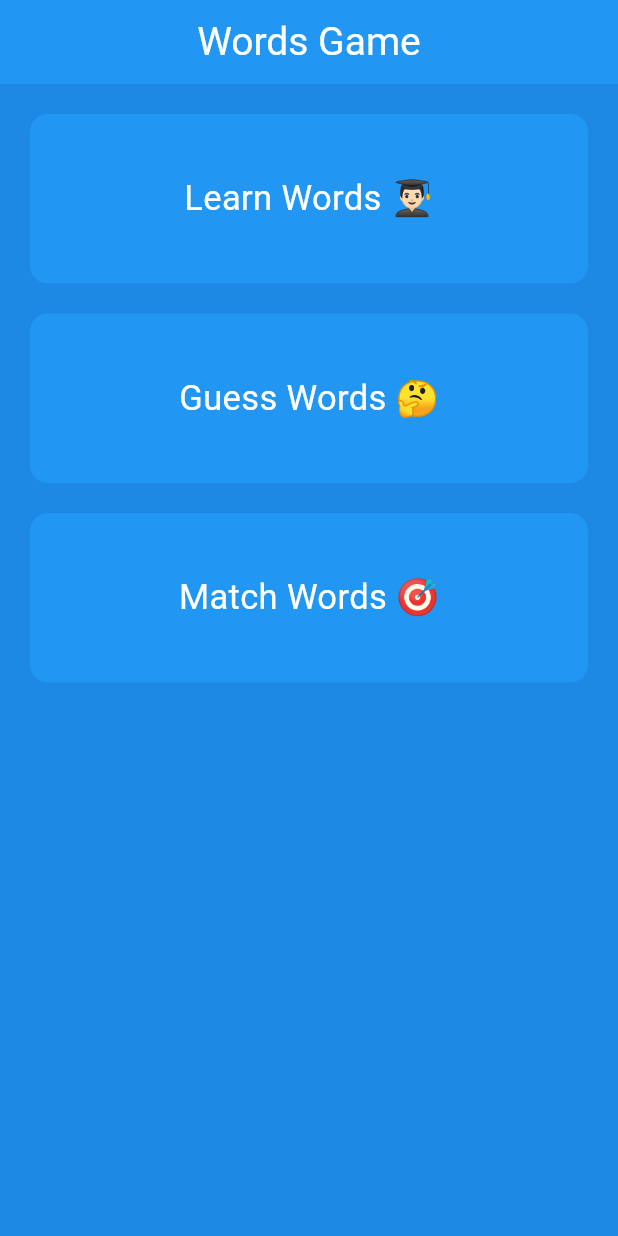
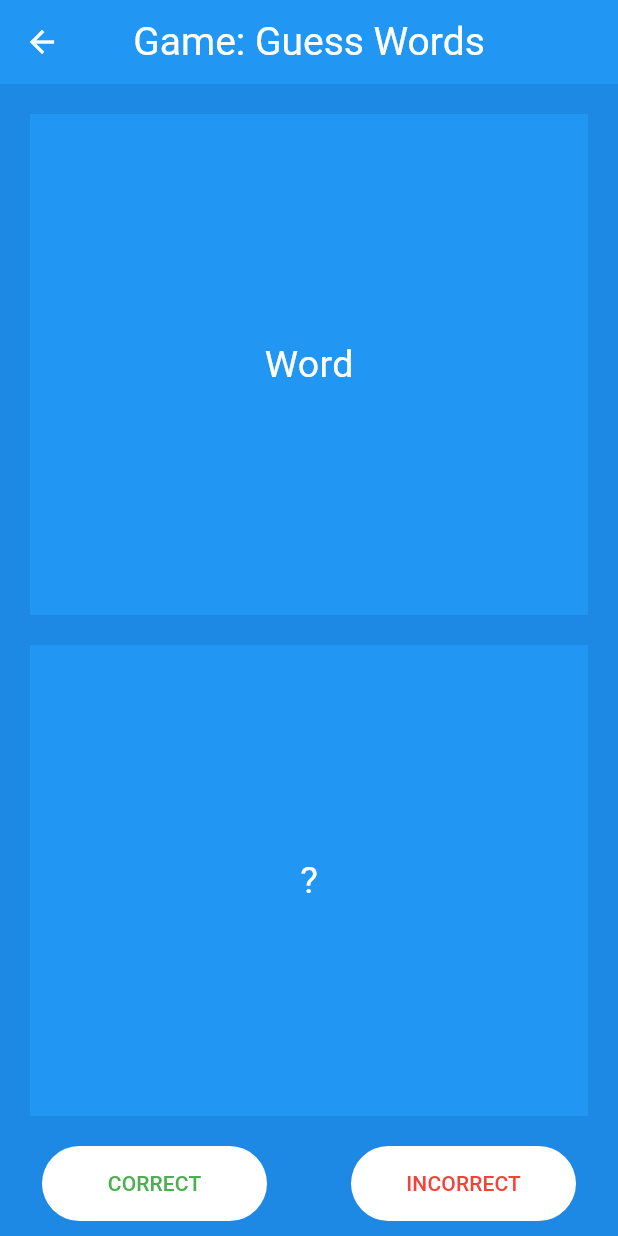
Before and after one commit to faridun-dev/guess_word_app, a Flutter app: the screen it shows after launch, after a tap on "Guess Words 🤔", on a phone screen of 412 x 824 dp. Run offline on Flutter 3.47's test engine with Material 3 defaults, Android fonts, the light colour scheme and no system bars.

Commit message:
Create “Guess Words” Screen and its UI

```diff
--- /dev/null
+++ b/lib/pages/guess_game.dart
@@ -0,0 +1,128 @@
+import 'package:flutter/material.dart';
+
+class GuessGame extends StatefulWidget {
+  const GuessGame({super.key});
+
+  @override
+  State<GuessGame> createState() => _GuessGameState();
+}
+
+class _GuessGameState extends State<GuessGame> {
+  bool question = true;
+
+  @override
+  Widget build(BuildContext context) {
+    return Scaffold(
+      backgroundColor: Colors.blue[600],
+      appBar: AppBar(
+        title: const Text(
+          "Game: Guess Words",
+          style: TextStyle(
+            fontSize: 26,
+          ),
+        ),
+        centerTitle: true,
+        foregroundColor: Colors.white,
+        backgroundColor: Colors.blue,
+      ),
+      body: Column(
+        children: [
+          Expanded(
+            child: Padding(
+              padding: const EdgeInsets.only(
+                top: 20,
+                left: 20,
+                right: 20,
+              ),
+              child: Container(
+                decoration: const BoxDecoration(
+                  color: Colors.blue,
+                ),
+                child: const Center(
+                  child: Text(
+                    "Word",
+                    style: TextStyle(
+                      fontSize: 25,
+                      color: Colors.white,
+                    ),
+                  ),
+                ),
+              ),
+            ),
+          ),
+          Expanded(
+            child: GestureDetector(
+              onTap: () {
+                setState(() {
+                  question = !question;
+                });
+              },
+              child: Padding(
+                padding: const EdgeInsets.only(
+                  top: 20,
+                  left: 20,
+                  right: 20,
+                  bottom: 20,
+                ),
+                child: Container(
+                  decoration: const BoxDecoration(
+                    color: Colors.blue,
+                  ),
+                  child: Center(
+                    child: Text(
+                      question ? "?" : "Translation",
+                      style: const TextStyle(
+                        fontSize: 25,
+                        color: Colors.white,
+                      ),
+                    ),
+                  ),
+                ),
+              ),
+            ),
+          ),
+          Row(
+            mainAxisAlignment: MainAxisAlignment.spaceAround,
+            children: [
+              TextButton(
+                style: TextButton.styleFrom(
+                  backgroundColor: Colors.white,
+                  minimumSize: const Size(
+                    150,
+                    50,
+                  ),
+                ),
+                onPressed: () {},
+                child: const Text(
+                  "CORRECT",
+                  style: TextStyle(
+                    color: Colors.green,
+                  ),
+                ),
+              ),
+              TextButton(
+                style: TextButton.styleFrom(
+                  backgroundColor: Colors.white,
+                  minimumSize: const Size(
+                    150,
+                    50,
+                  ),
+                ),
+                onPressed: () {},
+                child: const Text(
+                  "INCORRECT",
+                  style: TextStyle(
+                    color: Colors.red,
+                  ),
+                ),
+              ),
+            ],
+          ),
+          const SizedBox(
+            height: 10,
+          ),
+        ],
+      ),
+    );
+  }
+}
--- a/lib/pages/home_page.dart
+++ b/lib/pages/home_page.dart
@@ -1,5 +1,6 @@
 import 'package:flutter/material.dart';
 import 'package:guess_word_app/components/game_card.dart';
+import 'package:guess_word_app/pages/guess_game.dart';
 import 'package:guess_word_app/pages/learn_game.dart';
 
 class HomePage extends StatefulWidget {
@@ -14,6 +15,14 @@ class _HomePageState extends State<HomePage> {
     Navigator.of(context).push(
       MaterialPageRoute(
         builder: (context) => const LearnGame(),
+      ),
+    );
+  }
+
+  void guessGame() {
+    Navigator.of(context).push(
+      MaterialPageRoute(
+        builder: (context) => const GuessGame(),
       ),
     );
   }
@@ -41,7 +50,7 @@ class _HomePageState extends State<HomePage> {
           ),
           GameCard(
             title: "Guess Words 🤔",
-            onTap: () {},
+            onTap: guessGame,
           ),
           GameCard(
             title: "Match Words 🎯",
```
